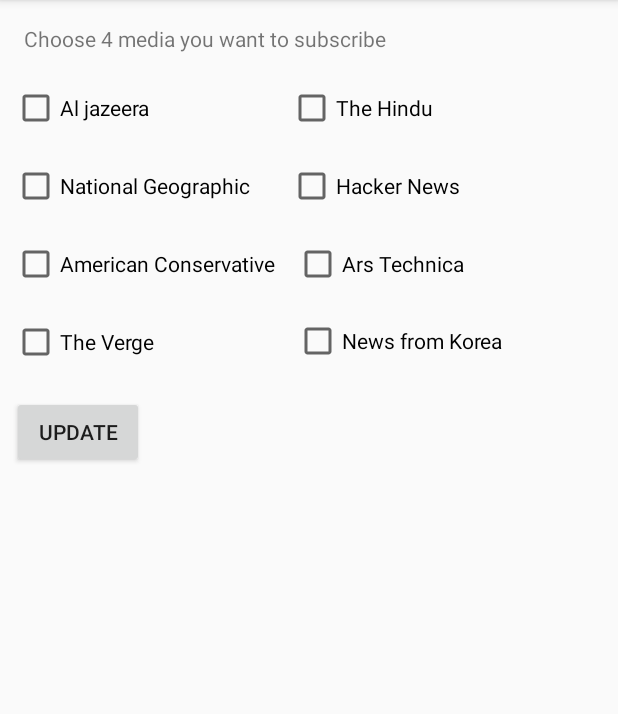
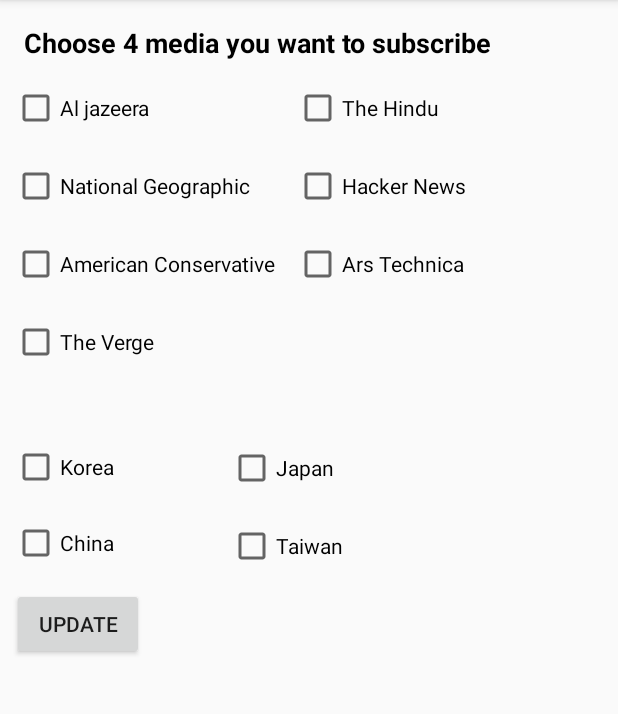
Before and after one commit to jinwookh/newsforme, an Android app: the settingActivity screen opened directly, with no data from a screen before it, after a tap on "UPDATE", on a phone screen of 412 x 824 dp, the part 84-798 px from its top. Run offline under Robolectric (Android 15) with nearby library versions, the phone set to English and light mode, and no system bars.

Commit message:
add japan, taiwan, china url

```diff
--- a/app/src/main/java/com/example/minkyung/newsforme/settingActivity.java
+++ b/app/src/main/java/com/example/minkyung/newsforme/settingActivity.java
@@ -32,10 +32,17 @@ public class settingActivity extends AppCompatActivity {
     private CheckBox cb_am;
     private CheckBox cb_ver;
     private CheckBox cb_ars;
-    private CheckBox cb_kor;
     private CheckBox cb_na;
     private CheckBox cb_hin;
     private CheckBox cb_hack;
+    private CheckBox cb_kor;
+    private CheckBox cb_jap;
+    private CheckBox cb_china;
+    private CheckBox cb_taiwan;
+
+
+
+
     private int count = 0;
     private int max = 4;
     //will count will be refreshed every time when setting view is opened?
@@ -50,11 +57,14 @@ public class settingActivity extends AppCompatActivity {
         cb_am = (CheckBox)findViewById(R.id.check_american_conservative);
         cb_ver = (CheckBox)findViewById(R.id.check_the_verge);
         cb_ars = (CheckBox)findViewById(R.id.check_ars_technica);
-        cb_kor = (CheckBox)findViewById(R.id.check_korea);
         cb_na = (CheckBox)findViewById(R.id.check_national_geographic);
         cb_hin = (CheckBox)findViewById(R.id.check_the_hindu);
         cb_hack = (CheckBox)findViewById(R.id.check_the_hacker_news);
 
+        cb_kor = (CheckBox)findViewById(R.id.check_korea);
+        cb_jap = (CheckBox)findViewById(R.id.check_japan);
+        cb_china = (CheckBox)findViewById(R.id.check_china);
+        cb_taiwan = (CheckBox)findViewById(R.id.check_taiwan);
 
 
         CompoundButton.OnCheckedChangeListener ch = new CompoundButton.OnCheckedChangeListener() {
@@ -83,8 +93,12 @@ public class settingActivity extends AppCompatActivity {
         cb_hin.setOnCheckedChangeListener(ch);
         cb_na.setOnCheckedChangeListener(ch);
         cb_ver.setOnCheckedChangeListener(ch);
+        cb_hack.setOnCheckedChangeListener(ch);
+
         cb_kor.setOnCheckedChangeListener(ch);
-        cb_hack.setOnCheckedChangeListener(ch);
+        cb_jap.setOnCheckedChangeListener(ch);
+        cb_china.setOnCheckedChangeListener(ch);
+        cb_taiwan.setOnCheckedChangeListener(ch);
 
         mDbHelper = new SettingDbHelper(this);
 
@@ -110,10 +124,6 @@ public class settingActivity extends AppCompatActivity {
                     url.add(getString(R.string.ars_technica_uri));
                     name.add(getString(R.string.ars_technica));
                 }
-                if(cb_kor.isChecked() == true) {
-                    url.add(getString(R.string.korea_uri));
-                    name.add(getString(R.string.korea));
-                }
                 if(cb_na.isChecked() == true) {
                     url.add(getString(R.string.national_geographic_uri));
                     name.add(getString(R.string.national_geographic));
@@ -125,6 +135,27 @@ public class settingActivity extends AppCompatActivity {
                 if(cb_hack.isChecked() == true) {
                     url.add(getString(R.string.hacker_news_uri));
                     name.add(getString(R.string.hacker_news));
+                }
+
+
+                if(cb_kor.isChecked() == true) {
+                    url.add(getString(R.string.korea_uri));
+                    name.add(getString(R.string.korea));
+                }
+
+                if(cb_jap.isChecked() == true) {
+                    url.add(getString(R.string.japan_uri));
+                    name.add(getString(R.string.japan));
+                }
+
+                if(cb_china.isChecked() == true) {
+                    url.add(getString(R.string.china_url));
+                    name.add(getString(R.string.chaina));
+                }
+
+                if(cb_taiwan.isChecked() == true) {
+                    url.add(getString(R.string.taiwan_url));
+                    name.add(getString(R.string.taiwan));
                 }
 
                 if(url.size() != 4 || name.size() != 4) {
--- a/app/src/main/res/layout/activity_setting.xml
+++ b/app/src/main/res/layout/activity_setting.xml
@@ -1,4 +1,11 @@
 <?xml version="1.0" encoding="utf-8"?>
+<ScrollView
+    xmlns:android="http://schemas.android.com/apk/res/android"
+    xmlns:app="http://schemas.android.com/apk/res-auto"
+    xmlns:tools="http://schemas.android.com/tools"
+    android:layout_width="fill_parent"
+    android:layout_height="fill_parent"
+    android:fillViewport="true">
 <android.support.constraint.ConstraintLayout xmlns:android="http://schemas.android.com/apk/res/android"
     xmlns:app="http://schemas.android.com/apk/res-auto"
     xmlns:tools="http://schemas.android.com/tools"
@@ -12,7 +19,7 @@
         android:layout_height="wrap_content"
         android:layout_marginStart="8dp"
         android:layout_marginLeft="8dp"
-        android:layout_marginTop="20dp"
+        android:layout_marginTop="148dp"
         android:text="UPDATE"
         app:layout_constraintStart_toStartOf="parent"
         app:layout_constraintTop_toBottomOf="@+id/check_the_verge" />
@@ -24,6 +31,9 @@
         android:layout_marginStart="16dp"
         android:layout_marginLeft="16dp"
         android:layout_marginTop="16dp"
+        android:textStyle= "bold"
+        android:textSize="18dp"
+        android:textColor="@android:color/background_dark"
         android:text="Choose 4 media you want to subscribe"
         app:layout_constraintStart_toStartOf="parent"
         app:layout_constraintTop_toTopOf="parent" />
@@ -76,8 +86,8 @@
         android:id="@+id/check_the_hindu"
         android:layout_width="wrap_content"
         android:layout_height="wrap_content"
-        android:layout_marginStart="192dp"
-        android:layout_marginLeft="192dp"
+        android:layout_marginStart="196dp"
+        android:layout_marginLeft="196dp"
         android:layout_marginTop="56dp"
         android:text="The Hindu"
         app:layout_constraintStart_toStartOf="parent"
@@ -87,13 +97,12 @@
         android:id="@+id/check_the_hacker_news"
         android:layout_width="wrap_content"
         android:layout_height="wrap_content"
-        android:layout_marginStart="192dp"
-        android:layout_marginLeft="192dp"
+        android:layout_marginStart="196dp"
+        android:layout_marginLeft="196dp"
         android:layout_marginTop="20dp"
         android:text="Hacker News"
         app:layout_constraintStart_toStartOf="parent"
-        app:layout_constraintTop_toBottomOf="@+id/check_the_hindu"
-        />
+        app:layout_constraintTop_toBottomOf="@+id/check_the_hindu" />
 
     <CheckBox
         android:id="@+id/check_ars_technica"
@@ -110,10 +119,44 @@
         android:id="@+id/check_korea"
         android:layout_width="wrap_content"
         android:layout_height="30dp"
-        android:layout_marginStart="196dp"
-        android:layout_marginLeft="196dp"
+        android:layout_marginStart="8dp"
+        android:layout_marginLeft="8dp"
+        android:layout_marginTop="52dp"
+        android:text="Korea"
+        app:layout_constraintStart_toStartOf="parent"
+        app:layout_constraintTop_toBottomOf="@+id/check_the_verge" />
+
+    <CheckBox
+        android:id="@+id/check_japan"
+        android:layout_width="wrap_content"
+        android:layout_height="wrap_content"
+        android:layout_marginStart="152dp"
+        android:layout_marginLeft="152dp"
+        android:layout_marginTop="296dp"
+        android:text="Japan"
+        app:layout_constraintStart_toStartOf="parent"
+        app:layout_constraintTop_toTopOf="parent" />
+
+    <CheckBox
+        android:id="@+id/check_china"
+        android:layout_width="wrap_content"
+        android:layout_height="wrap_content"
+        android:layout_marginStart="8dp"
+        android:layout_marginLeft="8dp"
         android:layout_marginTop="20dp"
-        android:text="News from Korea"
+        android:text="China"
         app:layout_constraintStart_toStartOf="parent"
-        app:layout_constraintTop_toBottomOf="@+id/check_ars_technica" />
+        app:layout_constraintTop_toBottomOf="@+id/check_korea" />
+
+    <CheckBox
+        android:id="@+id/check_taiwan"
+        android:layout_width="wrap_content"
+        android:layout_height="wrap_content"
+        android:layout_marginStart="152dp"
+        android:layout_marginLeft="152dp"
+        android:layout_marginTop="20dp"
+        android:text="Taiwan"
+        app:layout_constraintStart_toStartOf="parent"
+        app:layout_constraintTop_toBottomOf="@+id/check_japan" />
 </android.support.constraint.ConstraintLayout>
+</ScrollView>
--- a/app/src/main/res/values/strings.xml
+++ b/app/src/main/res/values/strings.xml
@@ -17,6 +17,9 @@
     <string name = "american_conversative_uri">https://newsapi.org/v2/top-headlines?sources=the-american-conservative&amp;apiKey=c7d64db4a37b43e29e020f8c07bcfd21</string>
     <!--string for api of news of korea-->
     <string name = "korea_uri">https://newsapi.org/v2/top-headlines?country=kr&amp;apiKey=c7d64db4a37b43e29e020f8c07bcfd21</string>
+    <string name = "japan_uri">https://newsapi.org/v2/top-headlines?country=jp&amp;apiKey=c7d64db4a37b43e29e020f8c07bcfd21</string>
+    <string name = "taiwan_url">https://newsapi.org/v2/top-headlines?country=tw&amp;apiKey=c7d64db4a37b43e29e020f8c07bcfd21</string>
+    <string name = "china_url">https://newsapi.org/v2/top-headlines?country=cn&amp;apiKey=c7d64db4a37b43e29e020f8c07bcfd21</string>
 
 
     <!-- above is string constant for news name -->
@@ -28,6 +31,9 @@
     <string name = "ars_technica"> Ars Technica</string>
     <string name = "american_conservative"> American Conservative </string>
     <string name = "korea">Korea</string>
+    <string name = "japan">Japan</string>
+    <string name = "taiwan">Taiwan</string>
+    <string name = "chaina">China</string>
 
 
 
```
Also changed, not shown: 424 other files.
